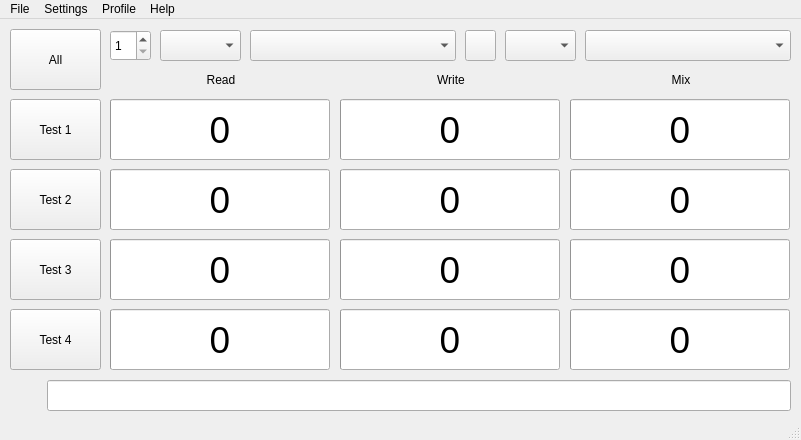
Above: src/mainwindow.ui from JonMagon/KDiskMark before the change. Below: the same form after it.
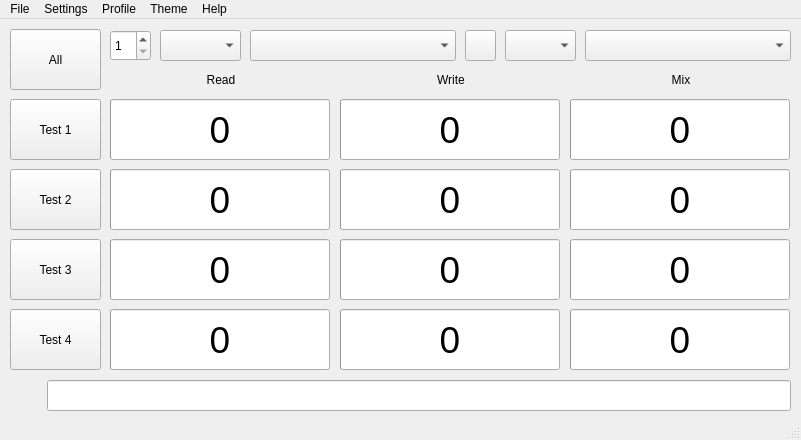
That is the form after the change. Icons and pictures are not drawn.

What changed in the file:
```diff
--- a/src/mainwindow.ui
+++ b/src/mainwindow.ui
@@ -1059,9 +1059,19 @@
     <addaction name="actionAbout"/>
     <addaction name="menuLanguage"/>
    </widget>
+   <widget class="QMenu" name="menuTheme">
+    <property name="title">
+     <string>Theme</string>
+    </property>
+    <addaction name="actionTheme_Use_Fusion"/>
+    <addaction name="actionTheme_Stylesheet_Light"/>
+    <addaction name="actionTheme_Stylesheet_Dark"/>
+    <addaction name="actionTheme_Do_not_apply"/>
+   </widget>
    <addaction name="menuFile"/>
    <addaction name="menuSettings"/>
    <addaction name="menuProfile"/>
+   <addaction name="menuTheme"/>
    <addaction name="menuHelp"/>
   </widget>
   <widget class="QStatusBar" name="statusbar"/>
```
Left out of the diff: 44 changed lines with no effect on the pictures.
